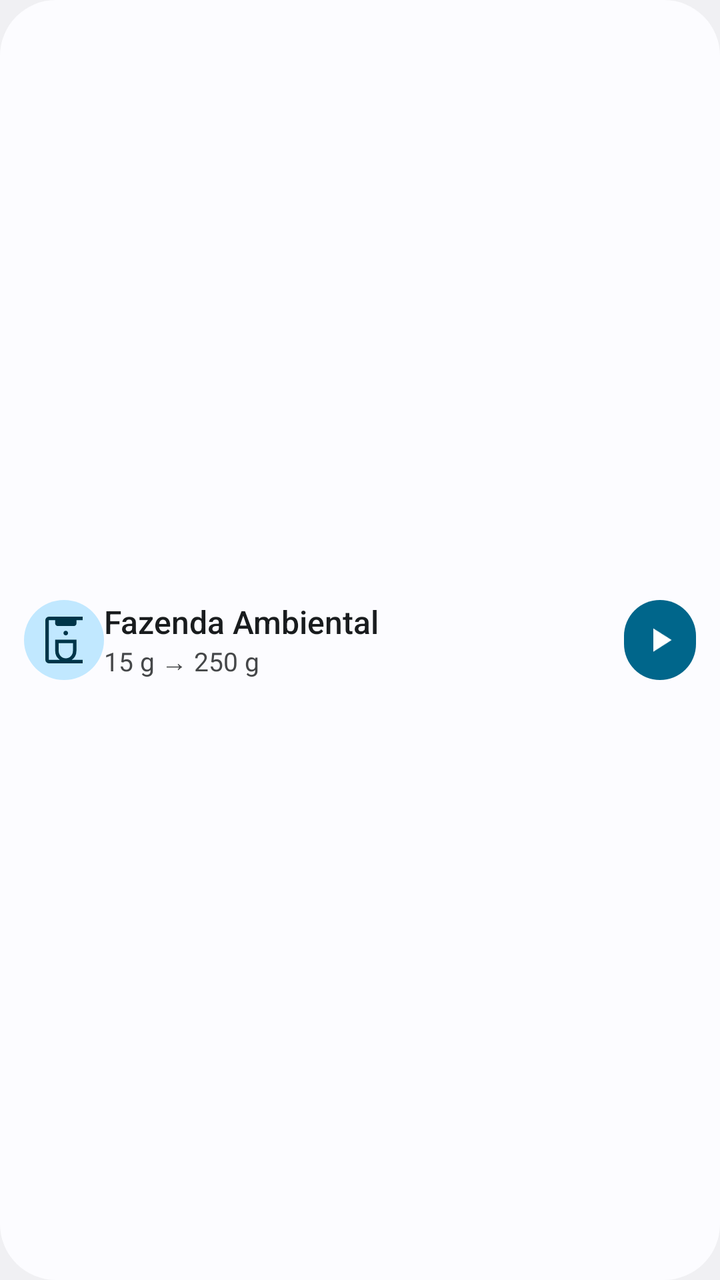
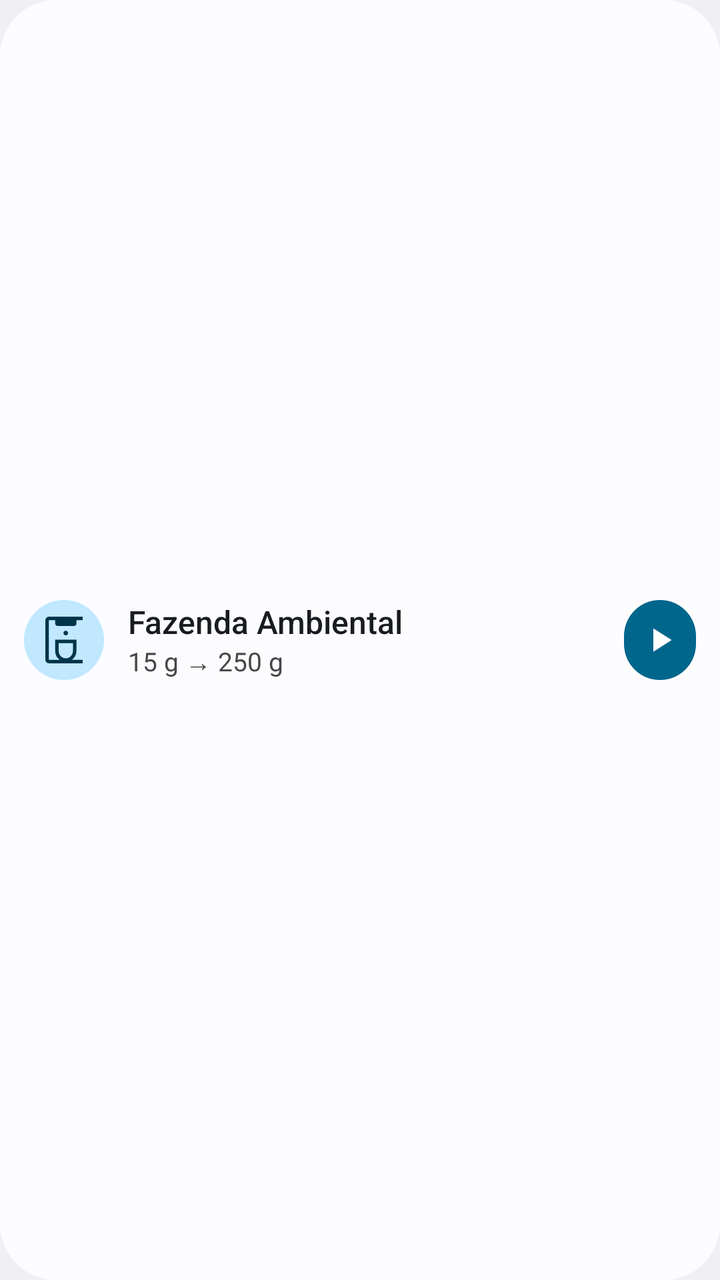

Before-and-after screenshots of an Android layout around one commit, followed by the original layout XML and the change that was made.
<!-- AndroidManifest.xml: application theme Theme.App -->
<!-- res/layout/widget_brew.xml -->
<?xml version="1.0" encoding="utf-8"?>
<LinearLayout xmlns:android="http://schemas.android.com/apk/res/android"
    xmlns:tools="http://schemas.android.com/tools"
    android:id="@+id/widget_action"
    android:layout_width="match_parent"
    android:layout_height="match_parent"
    android:background="@drawable/widget_brew_background"
    android:gravity="center_vertical"
    android:orientation="horizontal"
    android:paddingHorizontal="12dp"
    android:paddingVertical="8dp">
    <FrameLayout
        android:layout_width="40dp"
        android:layout_height="40dp"
        android:background="@drawable/widget_icon_container">
        <ImageView
            android:id="@+id/widget_method_icon"
            android:layout_width="28dp"
            android:layout_height="28dp"
            android:layout_gravity="center"
            android:contentDescription="@null"
            android:src="@drawable/ic_coffee_maker"
            android:tint="@color/widget_icon_foreground"
            tools:ignore="UseAppTint" />
    </FrameLayout>
    <LinearLayout
        android:id="@+id/widget_text_column"
        android:layout_width="0dp"
        android:layout_height="wrap_content"
        android:layout_weight="1"
        android:orientation="vertical">
        <TextView
            android:id="@+id/widget_coffee"
            android:layout_width="match_parent"
            android:layout_height="wrap_content"
            android:ellipsize="end"
            android:maxLines="1"
            android:text="@string/widget_preview_coffee"
            android:textColor="@color/widget_primary_text"
            android:textSize="16sp"
            android:fontFamily="sans-serif-medium" />
        <TextView
            android:id="@+id/widget_meta"
            android:layout_width="match_parent"
            android:layout_height="wrap_content"
            android:ellipsize="end"
            android:maxLines="1"
            android:text="@string/widget_preview_brew_details"
            android:textColor="@color/widget_secondary_text"
            android:textSize="13sp" />
    </LinearLayout>
    <LinearLayout
        android:id="@+id/widget_action_button"
        android:layout_width="wrap_content"
        android:layout_height="40dp"
        android:background="@drawable/widget_action_background"
        android:gravity="center"
        android:orientation="horizontal"
        android:paddingHorizontal="8dp"
        android:contentDescription="@string/widget_brew_again">
        <ImageView
            android:id="@+id/widget_action_icon"
            android:layout_width="20dp"
            android:layout_height="20dp"
            android:layout_gravity="center"
            android:contentDescription="@null"
            android:src="@drawable/ic_play_arrow"
            android:tint="@color/widget_action_text"
            tools:ignore="UseAppTint" />
        <TextView
            android:id="@+id/widget_action_label"
            android:layout_width="wrap_content"
            android:layout_height="wrap_content"
            android:layout_gravity="center"
            android:layout_marginStart="4dp"
            android:ellipsize="end"
            android:maxLines="1"
            android:maxWidth="64dp"
            android:visibility="gone"
            android:text="@string/widget_brew_again"
            android:textColor="@color/widget_action_text"
            android:textSize="13sp"
            android:textStyle="bold" />
    </LinearLayout>
</LinearLayout>
<!-- resources referenced by this layout -->
<resources>
  <color name="widget_action_text">@android:color/system_neutral1_0</color>
  <color name="widget_icon_foreground">@android:color/system_accent1_800</color>
  <color name="widget_primary_text">@android:color/system_neutral1_900</color>
  <color name="widget_secondary_text">@android:color/system_neutral1_700</color>
  <!-- drawable ic_coffee_maker (drawable) -->
  <vector xmlns:android="http://schemas.android.com/apk/res/android"
      android:width="24dp"
      android:height="24dp"
      android:viewportWidth="960"
      android:viewportHeight="960">
      <group android:translateY="960">
          <path
              android:fillColor="#FF000000"
              android:pathData="M220-80q-23 0-41.5-18T160-140v-680q0-23 18.5-41.5T220-880h580v60H693v60q0 14-12.5 27T654-720H368q-14 0-26.5-13T329-760v-60H220v680h188q-38-26-58.5-63T329-293v-193h364v193q0 53-21 90t-59 63h187v60H220Zm290.5-86q51.5 0 87-37.04T633-293v-133H389v133q0 52.920 35 89.96Q459-166 510.5-166Zm-.5-394q16.58 0 27.790-11.21T549-599q0-16.58-11.21-27.79T510-638q-16.58 0-27.79 11.21T471-599q0 16.58 11.21 27.79T510-560Zm1 134Z" />
      </group>
  </vector>
  <!-- drawable ic_play_arrow (drawable) -->
  <vector xmlns:android="http://schemas.android.com/apk/res/android"
      android:width="24dp"
      android:height="24dp"
      android:viewportWidth="24"
      android:viewportHeight="24">
      <path
          android:fillColor="#FF000000"
          android:pathData="M8,5v14l11,-7z" />
  </vector>
  <!-- drawable widget_action_background (drawable) -->
  <?xml version="1.0" encoding="utf-8"?>
  <shape xmlns:android="http://schemas.android.com/apk/res/android" android:shape="rectangle">
      <solid android:color="@color/widget_action_background" />
      <corners android:radius="50dp" />
  </shape>
  <!-- drawable widget_brew_background (drawable) -->
  <?xml version="1.0" encoding="utf-8"?>
  <shape xmlns:android="http://schemas.android.com/apk/res/android" android:shape="rectangle">
      <solid android:color="@color/widget_background" />
      <corners android:radius="@android:dimen/system_app_widget_background_radius" />
  </shape>
  <!-- drawable widget_icon_container (drawable) -->
  <?xml version="1.0" encoding="utf-8"?>
  <vector xmlns:android="http://schemas.android.com/apk/res/android"
      android:width="48dp"
      android:height="48dp"
      android:viewportWidth="48"
      android:viewportHeight="48">
      <path
          android:fillColor="@color/widget_icon_container"
          android:pathData="M24,0 A24,24 0,1 0,24,48 A24,24 0,1 0,24,0 Z" />
  </vector>
  <string name="widget_brew_again">Brew again</string>
  <string name="widget_preview_brew_details">15 g → 250 g</string>
  <string name="widget_preview_coffee">Fazenda Ambiental</string>
  <style name="Theme.App" parent="android:Theme.DeviceDefault.Light.NoActionBar" />
  <color name="widget_action_background">@android:color/system_accent1_600</color>
  <color name="widget_background">@android:color/system_neutral1_10</color>
  <color name="widget_icon_container">@android:color/system_accent1_100</color>
</resources>

<!-- the commit's change to res/layout/widget_brew.xml (unified diff, before → after) -->
@@ -27,6 +27,7 @@
         android:id="@+id/widget_text_column"
         android:layout_width="0dp"
         android:layout_height="wrap_content"
+        android:layout_marginStart="12dp"
         android:layout_weight="1"
         android:orientation="vertical">
         <TextView
@@ -39,6 +40,16 @@
             android:textColor="@color/widget_primary_text"
             android:textSize="16sp"
             android:fontFamily="sans-serif-medium" />
+        <TextView
+            android:id="@+id/widget_empty_title"
+            android:layout_width="match_parent"
+            android:layout_height="wrap_content"
+            android:fontFamily="sans-serif-medium"
+            android:lineSpacingExtra="-2dp"
+            android:maxLines="2"
+            android:textColor="@color/widget_primary_text"
+            android:textSize="15sp"
+            android:visibility="gone" />
         <TextView
             android:id="@+id/widget_meta"
             android:layout_width="match_parent"
